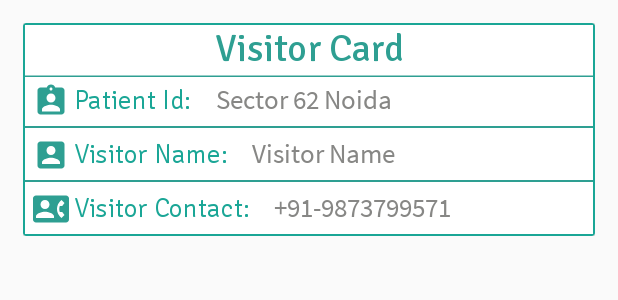
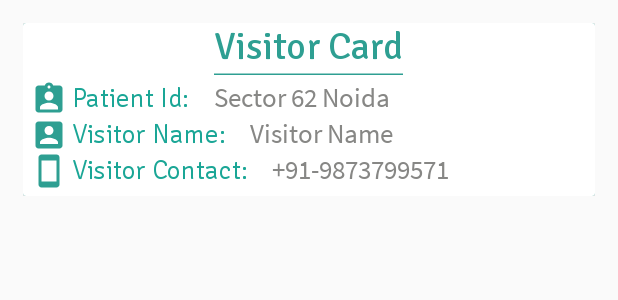
Before and after one commit to zeeshankhan7/QRGenerator, an Android app: the layout recyclerview_item_row.xml on its own in the app's theme, with its tools: preview values and no code run, on a phone screen of 412 x 824 dp. Shown: the top 300 px of the screen. Run offline under Robolectric (Android 15) with nearby library versions, the phone set to English and light mode, and no system bars.

```diff
--- a/app/src/main/res/drawable/ic_contact.xml
+++ b/app/src/main/res/drawable/ic_contact.xml
@@ -5,5 +5,5 @@
         android:viewportHeight="24.0">
     <path
         android:fillColor="@color/colorPrimary"
-        android:pathData="M22,3L2,3C0.9,3 0,3.9 0,5v14c0,1.1 0.9,2 2,2h20c1.1,0 1.99,-0.9 1.99,-2L24,5c0,-1.1 -0.9,-2 -2,-2zM8,6c1.66,0 3,1.34 3,3s-1.34,3 -3,3 -3,-1.34 -3,-3 1.34,-3 3,-3zM14,18L2,18v-1c0,-2 4,-3.1 6,-3.1s6,1.1 6,3.1v1zM17.85,14h1.64L21,16l-1.99,1.99c-1.31,-0.98 -2.28,-2.38 -2.73,-3.99 -0.18,-0.64 -0.28,-1.31 -0.28,-2s0.1,-1.36 0.28,-2c0.45,-1.62 1.42,-3.01 2.73,-3.99L21,8l-1.51,2h-1.64c-0.22,0.63 -0.35,1.3 -0.35,2s0.13,1.37 0.35,2z"/>
+        android:pathData="M17,1.01L7,1c-1.1,0 -1.99,0.9 -1.99,2v18c0,1.1 0.89,2 1.99,2h10c1.1,0 2,-0.9 2,-2V3c0,-1.1 -0.9,-1.99 -2,-1.99zM17,19H7V5h10v14z"/>
 </vector>
--- a/app/src/main/res/layout/recyclerview_item_row.xml
+++ b/app/src/main/res/layout/recyclerview_item_row.xml
@@ -19,11 +19,10 @@
             android:layout_height="wrap_content"
             android:background="#ffffff"
             android:orientation="vertical"
-            android:layout_margin="1dp"
             >
             <com.qrgenerator.customviews.CustomFontUnderlineTextView
                 android:id="@+id/patient_name"
-                android:layout_width="match_parent"
+                android:layout_width="wrap_content"
                 android:layout_height="wrap_content"
                 android:gravity="center"
                 android:layout_alignParentLeft="true"
@@ -63,12 +62,12 @@
                     android:layout_marginRight="16dp"
                     android:text="Sector 62 Noida"/>
             </LinearLayout>
-            <View
+           <!-- <View
                 android:layout_width="match_parent"
                 android:background="@color/colorPrimary"
                 android:layout_marginTop="5dp"
                 android:layout_marginBottom="5dp"
-                android:layout_height="1dp"/>
+                android:layout_height="1dp"/>-->
             <LinearLayout
                 android:layout_width="match_parent"
                 android:layout_height="wrap_content">
@@ -100,12 +99,12 @@
                     android:ellipsize="end"
                     android:text="Visitor Name"/>
             </LinearLayout>
-            <View
+           <!-- <View
                 android:layout_width="match_parent"
                 android:background="@color/colorPrimary"
                 android:layout_marginTop="5dp"
                 android:layout_marginBottom="5dp"
-                android:layout_height="1dp"/>
+                android:layout_height="1dp"/>-->
             <LinearLayout
                 android:layout_width="match_parent"
                 android:layout_marginBottom="5dp"
```
